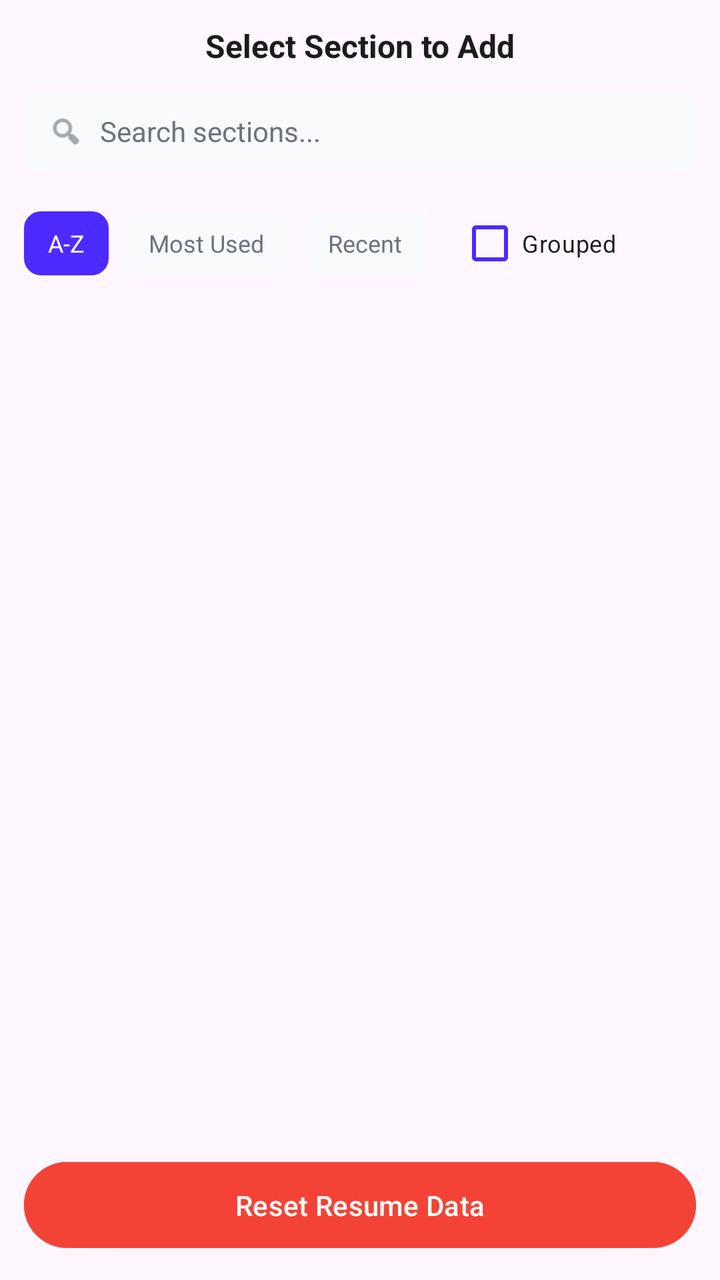
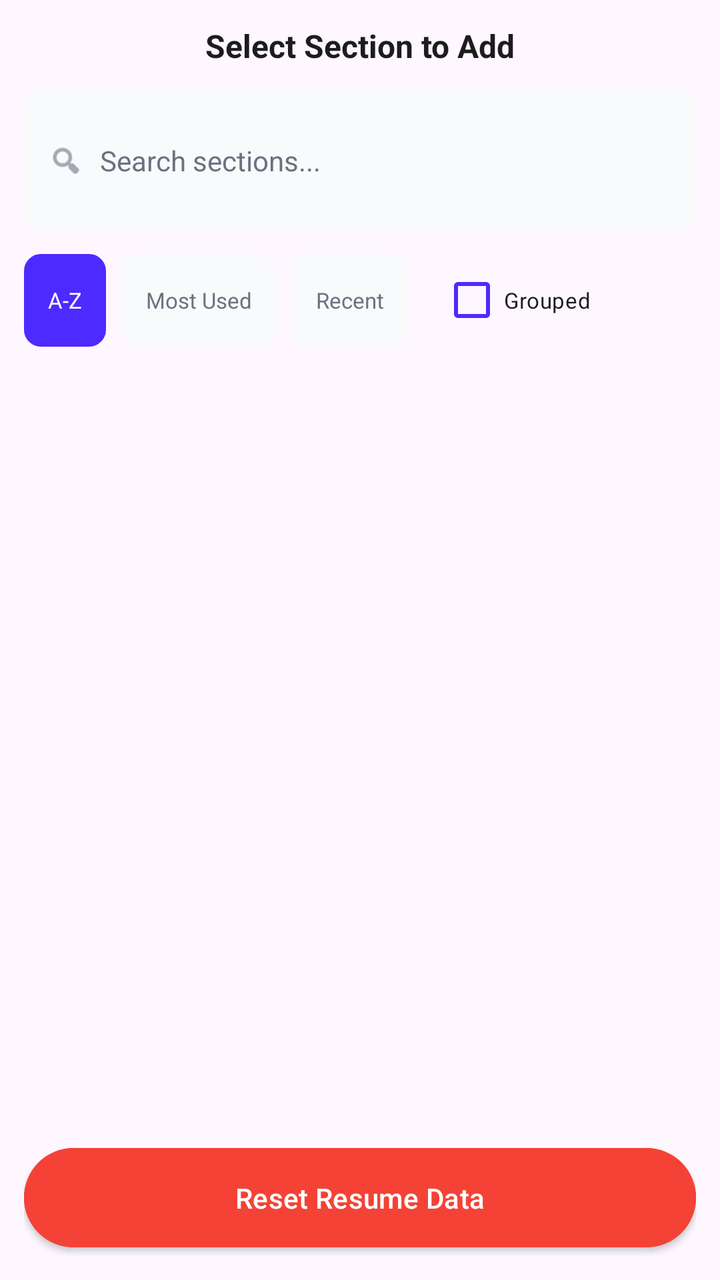

The first picture is an Android layout as it rendered before a commit; the second is the same layout after the commit. The layout source and the unified diff follow.
<!-- AndroidManifest.xml: application theme Theme.MyApplication -->
<!-- res/layout/panel_page_sections.xml -->
<?xml version="1.0" encoding="utf-8"?>
<LinearLayout xmlns:android="http://schemas.android.com/apk/res/android"
    xmlns:app="http://schemas.android.com/apk/res-auto" android:layout_width="match_parent" android:layout_height="match_parent" android:orientation="vertical" android:background="@android:color/transparent" android:padding="12dp">

    <TextView android:layout_width="match_parent" android:layout_height="wrap_content" android:text="@string/add_section_title" android:textStyle="bold" android:textSize="16sp" android:textColor="@color/text_primary" android:gravity="center" android:layout_marginBottom="12dp"/>

    
    <LinearLayout android:layout_width="match_parent" android:layout_height="40dp" android:orientation="horizontal" android:background="@drawable/rounded_box_bg" android:backgroundTint="@color/surface_card_nested" android:gravity="center_vertical" android:paddingHorizontal="12dp" android:layout_marginBottom="12dp">
        <ImageView android:layout_width="18dp" android:layout_height="18dp" android:src="@android:drawable/ic_menu_search" app:tint="@color/text_secondary"/>
        <EditText android:id="@+id/search_sections" android:layout_width="match_parent" android:layout_height="match_parent" android:background="@null" android:hint="@string/search_sections_hint" android:textColorHint="@color/text_secondary" android:textColor="@color/text_primary" android:textSize="14sp" android:paddingStart="8dp" android:inputType="text" android:imeOptions="actionSearch"/>
    </LinearLayout>

    
    <HorizontalScrollView android:layout_width="match_parent" android:layout_height="wrap_content" android:scrollbars="none" android:layout_marginBottom="12dp">
        <LinearLayout android:layout_width="wrap_content" android:layout_height="wrap_content" android:orientation="horizontal" android:gravity="center_vertical">
            <TextView android:id="@+id/btn_sort_az" android:layout_width="wrap_content" android:layout_height="32dp" android:text="@string/sort_az" android:textSize="12sp" android:gravity="center" android:paddingHorizontal="12dp" android:background="@drawable/rounded_box_bg" android:backgroundTint="@color/brand_primary" android:textColor="@color/white" android:clickable="true" android:focusable="true" android:stateListAnimator="@animator/wobbly_slime"/>
            <View android:layout_width="8dp" android:layout_height="1dp"/>
            <TextView android:id="@+id/btn_sort_usage" android:layout_width="wrap_content" android:layout_height="32dp" android:text="@string/sort_most_used" android:textSize="12sp" android:gravity="center" android:paddingHorizontal="12dp" android:background="@drawable/rounded_box_bg" android:backgroundTint="@color/surface_card_nested" android:textColor="@color/text_secondary" android:clickable="true" android:focusable="true" android:stateListAnimator="@animator/wobbly_slime"/>
            <View android:layout_width="8dp" android:layout_height="1dp"/>
            <TextView android:id="@+id/btn_sort_recent" android:layout_width="wrap_content" android:layout_height="32dp" android:text="@string/sort_recent" android:textSize="12sp" android:gravity="center" android:paddingHorizontal="12dp" android:background="@drawable/rounded_box_bg" android:backgroundTint="@color/surface_card_nested" android:textColor="@color/text_secondary" android:clickable="true" android:focusable="true" android:stateListAnimator="@animator/wobbly_slime"/>
            <View android:layout_width="16dp" android:layout_height="1dp"/>
            <CheckBox android:id="@+id/chk_group_by" android:layout_width="wrap_content" android:layout_height="wrap_content" android:text="@string/group_sections" android:textSize="12sp" android:checked="true" android:buttonTint="@color/brand_primary" android:textColor="@color/text_primary" android:textAllCaps="false"/>
        </LinearLayout>
    </HorizontalScrollView>

    
    <ScrollView android:layout_width="match_parent" android:layout_height="0dp" android:layout_weight="1" android:scrollbars="vertical" android:paddingBottom="8dp">
        <LinearLayout android:id="@+id/sections_category_container" android:layout_width="match_parent" android:layout_height="wrap_content" android:orientation="vertical">
            
        </LinearLayout>
    </ScrollView>

    <Button android:id="@+id/btn_reset_all" android:layout_width="match_parent" android:layout_height="wrap_content" android:text="@string/reset_resume_data" android:layout_marginTop="8dp" android:backgroundTint="#F44336" android:textColor="#FFFFFF" android:textAllCaps="false" android:elevation="2dp" android:paddingVertical="12dp"/>

</LinearLayout>
<!-- resources referenced by this layout -->
<resources>
  <color name="brand_primary">#4D2AFF</color>
  <color name="surface_card_nested">#F9FAFB</color>
  <color name="text_primary">#1C1C1E</color>
  <color name="text_secondary">#6B7280</color>
  <color name="white">#FFFFFFFF</color>
  <!-- drawable rounded_box_bg (drawable) -->
  <?xml version="1.0" encoding="utf-8"?>
  <shape xmlns:android="http://schemas.android.com/apk/res/android">
      <solid android:color="@color/bg_card"/>
      <corners android:radius="8dp"/>
      <stroke android:width="1dp" android:color="@color/divider_color"/>
  </shape>
  <string name="add_section_title">Select Section to Add</string>
  <string name="group_sections">Grouped</string>
  <string name="reset_resume_data">Reset Resume Data</string>
  <string name="search_sections_hint">Search sections...</string>
  <string name="sort_az">A-Z</string>
  <string name="sort_most_used">Most Used</string>
  <string name="sort_recent">Recent</string>
  <style name="Theme.MyApplication" parent="Base.Theme.MyApplication" />
  <color name="bg_card">#FFFFFF</color>
  <color name="divider_color">#E5E5EA</color>
  <style name="Base.Theme.MyApplication" parent="Theme.Material3.DayNight.NoActionBar">
          
          
          <item name="materialButtonStyle">@style/WobblyMaterialButton</item>
          <item name="android:buttonStyle">@style/WobblyStandardButton</item>
          <item name="imageButtonStyle">@style/WobblyImageButton</item>
          <item name="android:imageButtonStyle">@style/WobblyImageButton</item>
          <item name="materialCardViewStyle">@style/WobblyCardView</item>
      </style>
  <style name="WobblyMaterialButton" parent="Widget.Material3.Button">
          <item name="android:stateListAnimator">@animator/wobbly_slime</item>
      </style>
  <style name="WobblyStandardButton" parent="Widget.AppCompat.Button">
          <item name="android:stateListAnimator">@animator/wobbly_slime</item>
      </style>
  <style name="WobblyImageButton" parent="Widget.AppCompat.ImageButton">
          <item name="android:stateListAnimator">@animator/wobbly_slime</item>
      </style>
  <style name="WobblyCardView" parent="Widget.Material3.CardView.Elevated">
          <item name="android:stateListAnimator">@animator/wobbly_slime</item>
      </style>
</resources>

<!-- the commit's change to res/layout/panel_page_sections.xml (unified diff, before → after) -->
@@ -5,31 +5,31 @@
     <TextView android:layout_width="match_parent" android:layout_height="wrap_content" android:text="@string/add_section_title" android:textStyle="bold" android:textSize="16sp" android:textColor="@color/text_primary" android:gravity="center" android:layout_marginBottom="12dp"/>
 
     
-    <LinearLayout android:layout_width="match_parent" android:layout_height="40dp" android:orientation="horizontal" android:background="@drawable/rounded_box_bg" android:backgroundTint="@color/surface_card_nested" android:gravity="center_vertical" android:paddingHorizontal="12dp" android:layout_marginBottom="12dp">
+    <LinearLayout android:layout_width="match_parent" android:layout_height="0dp" android:layout_weight="0.12" android:minHeight="40dp" android:orientation="horizontal" android:background="@drawable/rounded_box_bg" android:backgroundTint="@color/surface_card_nested" android:gravity="center_vertical" android:paddingHorizontal="12dp" android:layout_marginBottom="12dp">
         <ImageView android:layout_width="18dp" android:layout_height="18dp" android:src="@android:drawable/ic_menu_search" app:tint="@color/text_secondary"/>
         <EditText android:id="@+id/search_sections" android:layout_width="match_parent" android:layout_height="match_parent" android:background="@null" android:hint="@string/search_sections_hint" android:textColorHint="@color/text_secondary" android:textColor="@color/text_primary" android:textSize="14sp" android:paddingStart="8dp" android:inputType="text" android:imeOptions="actionSearch"/>
     </LinearLayout>
 
     
-    <HorizontalScrollView android:layout_width="match_parent" android:layout_height="wrap_content" android:scrollbars="none" android:layout_marginBottom="12dp">
-        <LinearLayout android:layout_width="wrap_content" android:layout_height="wrap_content" android:orientation="horizontal" android:gravity="center_vertical">
-            <TextView android:id="@+id/btn_sort_az" android:layout_width="wrap_content" android:layout_height="32dp" android:text="@string/sort_az" android:textSize="12sp" android:gravity="center" android:paddingHorizontal="12dp" android:background="@drawable/rounded_box_bg" android:backgroundTint="@color/brand_primary" android:textColor="@color/white" android:clickable="true" android:focusable="true" android:stateListAnimator="@animator/wobbly_slime"/>
+    <HorizontalScrollView android:layout_width="match_parent" android:layout_height="0dp" android:layout_weight="0.08" android:minHeight="32dp" android:scrollbars="none" android:layout_marginBottom="12dp" android:fillViewport="true">
+        <LinearLayout android:layout_width="wrap_content" android:layout_height="match_parent" android:orientation="horizontal" android:gravity="center_vertical">
+            <TextView android:id="@+id/btn_sort_az" android:layout_width="wrap_content" android:layout_height="match_parent" android:minHeight="32dp" android:text="@string/sort_az" android:textSize="11sp" android:gravity="center" android:paddingHorizontal="12dp" android:background="@drawable/rounded_box_bg" android:backgroundTint="@color/brand_primary" android:textColor="@color/white" android:clickable="true" android:focusable="true" android:stateListAnimator="@animator/wobbly_slime"/>
             <View android:layout_width="8dp" android:layout_height="1dp"/>
-            <TextView android:id="@+id/btn_sort_usage" android:layout_width="wrap_content" android:layout_height="32dp" android:text="@string/sort_most_used" android:textSize="12sp" android:gravity="center" android:paddingHorizontal="12dp" android:background="@drawable/rounded_box_bg" android:backgroundTint="@color/surface_card_nested" android:textColor="@color/text_secondary" android:clickable="true" android:focusable="true" android:stateListAnimator="@animator/wobbly_slime"/>
+            <TextView android:id="@+id/btn_sort_usage" android:layout_width="wrap_content" android:layout_height="match_parent" android:minHeight="32dp" android:text="@string/sort_most_used" android:textSize="11sp" android:gravity="center" android:paddingHorizontal="12dp" android:background="@drawable/rounded_box_bg" android:backgroundTint="@color/surface_card_nested" android:textColor="@color/text_secondary" android:clickable="true" android:focusable="true" android:stateListAnimator="@animator/wobbly_slime"/>
             <View android:layout_width="8dp" android:layout_height="1dp"/>
-            <TextView android:id="@+id/btn_sort_recent" android:layout_width="wrap_content" android:layout_height="32dp" android:text="@string/sort_recent" android:textSize="12sp" android:gravity="center" android:paddingHorizontal="12dp" android:background="@drawable/rounded_box_bg" android:backgroundTint="@color/surface_card_nested" android:textColor="@color/text_secondary" android:clickable="true" android:focusable="true" android:stateListAnimator="@animator/wobbly_slime"/>
+            <TextView android:id="@+id/btn_sort_recent" android:layout_width="wrap_content" android:layout_height="match_parent" android:minHeight="32dp" android:text="@string/sort_recent" android:textSize="11sp" android:gravity="center" android:paddingHorizontal="12dp" android:background="@drawable/rounded_box_bg" android:backgroundTint="@color/surface_card_nested" android:textColor="@color/text_secondary" android:clickable="true" android:focusable="true" android:stateListAnimator="@animator/wobbly_slime"/>
             <View android:layout_width="16dp" android:layout_height="1dp"/>
-            <CheckBox android:id="@+id/chk_group_by" android:layout_width="wrap_content" android:layout_height="wrap_content" android:text="@string/group_sections" android:textSize="12sp" android:checked="true" android:buttonTint="@color/brand_primary" android:textColor="@color/text_primary" android:textAllCaps="false"/>
+            <CheckBox android:id="@+id/chk_group_by" android:layout_width="wrap_content" android:layout_height="wrap_content" android:text="@string/group_sections" android:textSize="11sp" android:checked="true" android:buttonTint="@color/brand_primary" android:textColor="@color/text_primary" android:textAllCaps="false"/>
         </LinearLayout>
     </HorizontalScrollView>
 
     
-    <ScrollView android:layout_width="match_parent" android:layout_height="0dp" android:layout_weight="1" android:scrollbars="vertical" android:paddingBottom="8dp">
+    <ScrollView android:layout_width="match_parent" android:layout_height="0dp" android:layout_weight="0.65" android:scrollbars="vertical" android:paddingBottom="8dp">
         <LinearLayout android:id="@+id/sections_category_container" android:layout_width="match_parent" android:layout_height="wrap_content" android:orientation="vertical">
             
         </LinearLayout>
     </ScrollView>
 
-    <Button android:id="@+id/btn_reset_all" android:layout_width="match_parent" android:layout_height="wrap_content" android:text="@string/reset_resume_data" android:layout_marginTop="8dp" android:backgroundTint="#F44336" android:textColor="#FFFFFF" android:textAllCaps="false" android:elevation="2dp" android:paddingVertical="12dp"/>
+    <Button android:id="@+id/btn_reset_all" android:layout_width="match_parent" android:layout_height="0dp" android:layout_weight="0.10" android:minHeight="44dp" android:text="@string/reset_resume_data" android:layout_marginTop="8dp" android:backgroundTint="#F44336" android:textColor="#FFFFFF" android:textAllCaps="false" android:elevation="2dp" android:paddingVertical="8dp"/>
 
 </LinearLayout>
